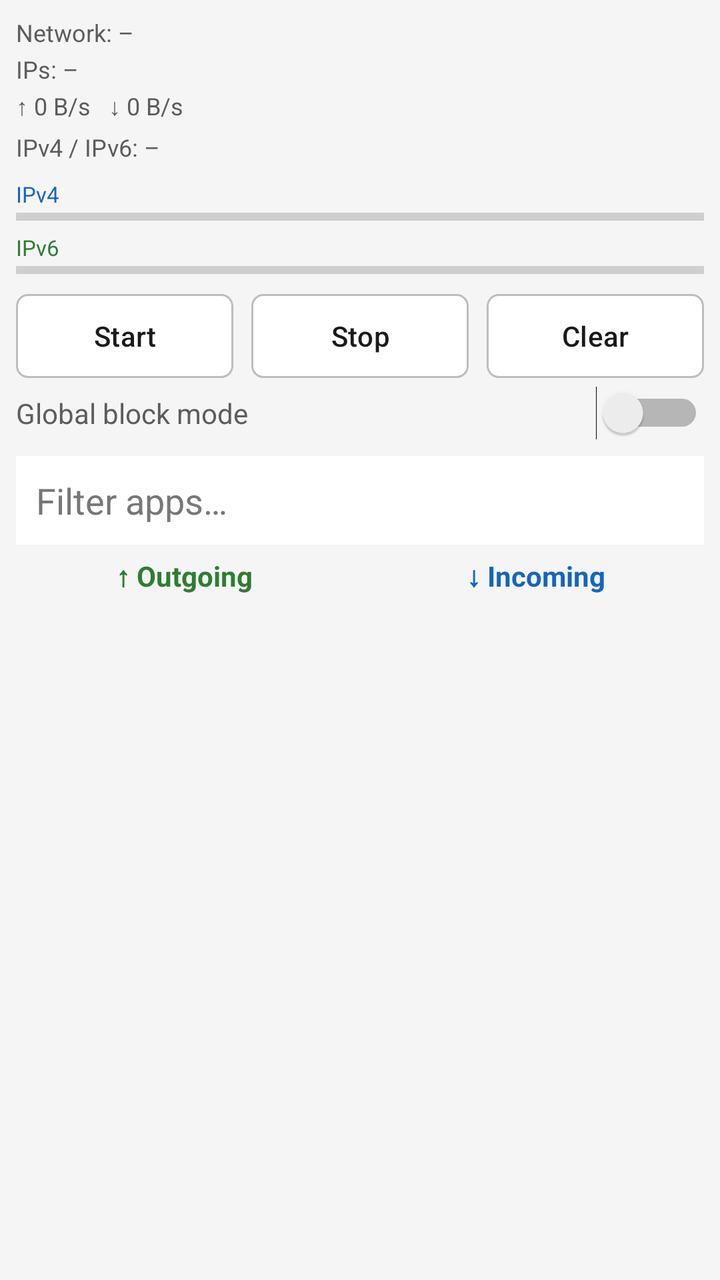
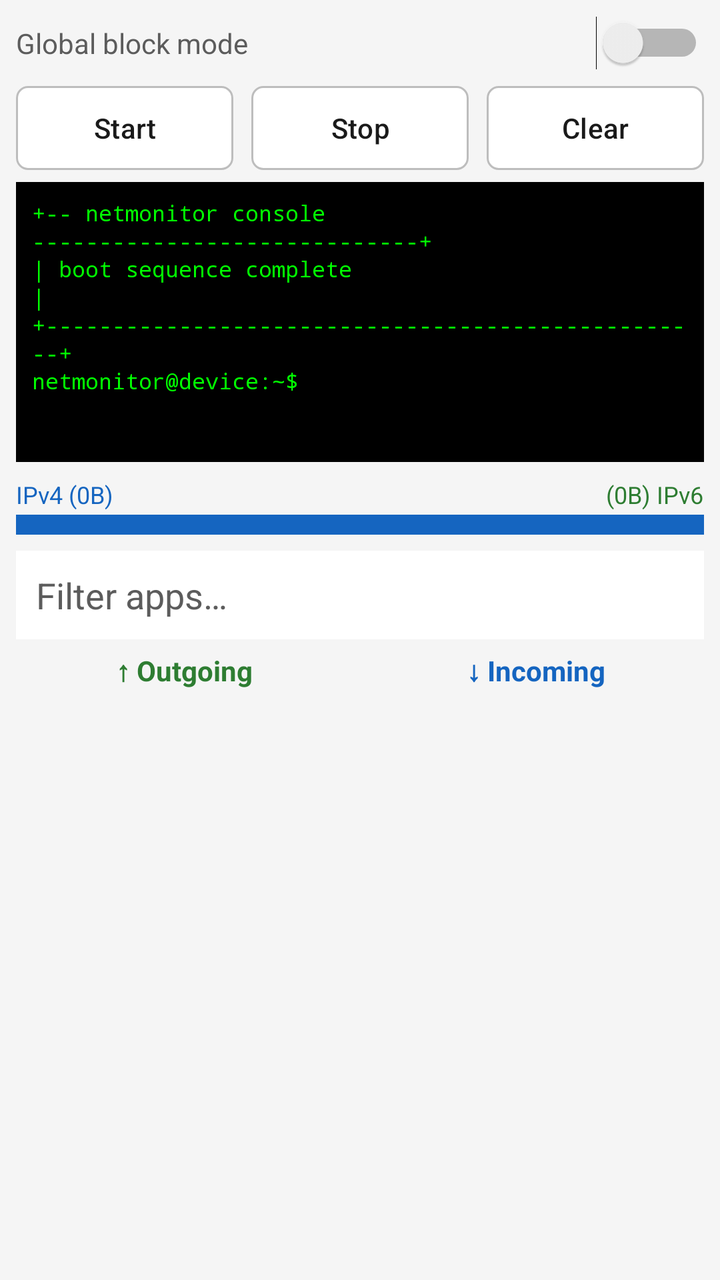

Compare the two renders of this Android layout. The source of the first and the diff that turns it into the second are given below.
<!-- AndroidManifest.xml: application theme Theme.NetMonitor -->
<!-- res/layout/fragment_monitor.xml -->
<?xml version="1.0" encoding="utf-8"?>
<LinearLayout xmlns:android="http://schemas.android.com/apk/res/android"
    android:layout_width="match_parent"
    android:layout_height="match_parent"
    android:orientation="vertical"
    android:padding="8dp"
    android:background="@color/md_theme_background">

    <TextView
        android:id="@+id/networkInfoText"
        android:layout_width="match_parent"
        android:layout_height="wrap_content"
        android:text="Network: –"
        android:textColor="@color/md_theme_on_surface_variant"
        android:textSize="12sp"
        android:paddingBottom="2dp" />

    <TextView
        android:id="@+id/ipAddressText"
        android:layout_width="match_parent"
        android:layout_height="wrap_content"
        android:text="IPs: –"
        android:textColor="@color/md_theme_on_surface_variant"
        android:textSize="12sp"
        android:paddingBottom="2dp" />

    <TextView
        android:id="@+id/speedText"
        android:layout_width="match_parent"
        android:layout_height="wrap_content"
        android:text="↑ 0 B/s   ↓ 0 B/s"
        android:textColor="@color/md_theme_on_surface_variant"
        android:textSize="12sp"
        android:paddingBottom="4dp" />

    <TextView
        android:id="@+id/ipStatsText"
        android:layout_width="match_parent"
        android:layout_height="wrap_content"
        android:text="IPv4 / IPv6: –"
        android:textColor="@color/md_theme_on_surface_variant"
        android:textSize="12sp"
        android:paddingBottom="8dp" />

    <LinearLayout
        android:layout_width="match_parent"
        android:layout_height="wrap_content"
        android:orientation="vertical"
        android:paddingBottom="8dp">

        <TextView
            android:layout_width="match_parent"
            android:layout_height="wrap_content"
            android:text="IPv4"
            android:textColor="@color/md_theme_secondary"
            android:textSize="11sp" />

        <ProgressBar
            android:id="@+id/barIpv4"
            style="?android:attr/progressBarStyleHorizontal"
            android:layout_width="match_parent"
            android:layout_height="8dp"
            android:max="100"
            android:progress="0"
            android:progressTint="@color/bar_ipv4" />

        <TextView
            android:layout_width="match_parent"
            android:layout_height="wrap_content"
            android:text="IPv6"
            android:textColor="@color/md_theme_primary"
            android:textSize="11sp"
            android:paddingTop="4dp" />

        <ProgressBar
            android:id="@+id/barIpv6"
            style="?android:attr/progressBarStyleHorizontal"
            android:layout_width="match_parent"
            android:layout_height="8dp"
            android:max="100"
            android:progress="0"
            android:progressTint="@color/bar_ipv6" />
    </LinearLayout>

    <LinearLayout
        android:layout_width="match_parent"
        android:layout_height="wrap_content"
        android:orientation="horizontal"
        android:gravity="center_vertical">

        <Button
            android:id="@+id/btnStart"
            android:layout_width="0dp"
            android:layout_height="wrap_content"
            android:layout_weight="1"
            android:layout_marginEnd="6dp"
            android:text="Start" />

        <Button
            android:id="@+id/btnStop"
            android:layout_width="0dp"
            android:layout_height="wrap_content"
            android:layout_weight="1"
            android:layout_marginStart="3dp"
            android:layout_marginEnd="3dp"
            android:text="Stop" />

        <Button
            android:id="@+id/btnClear"
            android:layout_width="0dp"
            android:layout_height="wrap_content"
            android:layout_weight="1"
            android:layout_marginStart="6dp"
            android:text="Clear" />
    </LinearLayout>

    <LinearLayout
        android:layout_width="match_parent"
        android:layout_height="wrap_content"
        android:orientation="horizontal"
        android:paddingTop="4dp"
        android:paddingBottom="8dp"
        android:gravity="center_vertical">

        <TextView
            android:layout_width="0dp"
            android:layout_height="wrap_content"
            android:layout_weight="1"
            android:text="Global block mode"
            android:textColor="@color/md_theme_on_surface_variant" />

        <Switch
            android:id="@+id/switchBlockMode"
            android:layout_width="wrap_content"
            android:layout_height="wrap_content" />
    </LinearLayout>

    <EditText
        android:id="@+id/appSearch"
        android:layout_width="match_parent"
        android:layout_height="wrap_content"
        android:hint="Filter apps…"
        android:inputType="text"
        android:maxLines="1"
        android:textColor="@color/md_theme_on_surface"
        android:textColorHint="#777777"
        android:background="@color/md_theme_surface"
        android:padding="10dp"
        android:layout_marginBottom="6dp" />

    <LinearLayout
        android:layout_width="match_parent"
        android:layout_height="0dp"
        android:layout_weight="1"
        android:orientation="horizontal">

        
        <LinearLayout
            android:layout_width="0dp"
            android:layout_height="match_parent"
            android:layout_weight="1"
            android:orientation="vertical"
            android:paddingEnd="4dp">

            <TextView
                android:layout_width="match_parent"
                android:layout_height="wrap_content"
                android:text="↑ Outgoing"
                android:textColor="@color/bar_ipv6"
                android:textStyle="bold"
                android:gravity="center_horizontal"
                android:textAlignment="center"
                android:paddingBottom="4dp" />

            <androidx.recyclerview.widget.RecyclerView
                android:id="@+id/recyclerOut"
                android:layout_width="match_parent"
                android:layout_height="match_parent" />
        </LinearLayout>

        
        <LinearLayout
            android:layout_width="0dp"
            android:layout_height="match_parent"
            android:layout_weight="1"
            android:orientation="vertical"
            android:paddingStart="4dp">

            <TextView
                android:layout_width="match_parent"
                android:layout_height="wrap_content"
                android:text="↓ Incoming"
                android:textColor="@color/bar_ipv4"
                android:textStyle="bold"
                android:gravity="center_horizontal"
                android:textAlignment="center"
                android:paddingBottom="4dp" />

            <androidx.recyclerview.widget.RecyclerView
                android:id="@+id/recyclerIn"
                android:layout_width="match_parent"
                android:layout_height="match_parent" />
        </LinearLayout>
    </LinearLayout>
</LinearLayout>
<!-- resources referenced by this layout -->
<resources>
  <color name="bar_ipv4">#1565C0</color>
  <color name="bar_ipv6">#2E7D32</color>
  <color name="md_theme_background">#F5F5F5</color>
  <color name="md_theme_on_surface">#1A1A1A</color>
  <color name="md_theme_on_surface_variant">#5C5C5C</color>
  <color name="md_theme_primary">#2E7D32</color>
  <color name="md_theme_secondary">#1565C0</color>
  <color name="md_theme_surface">#FFFFFF</color>
  <style name="Theme.NetMonitor" parent="Theme.Material3.DayNight.NoActionBar">
          <item name="colorPrimary">@color/md_theme_primary</item>
          <item name="colorOnPrimary">@color/md_theme_on_primary</item>
          <item name="colorSecondary">@color/md_theme_secondary</item>
          <item name="android:statusBarColor">@color/md_theme_surface</item>
          <item name="android:navigationBarColor">@color/md_theme_background</item>
          <item name="android:windowBackground">@color/md_theme_background</item>
          <item name="colorSurface">@color/md_theme_surface</item>
          <item name="colorOnSurface">@color/md_theme_on_surface</item>
          <item name="android:textColorPrimary">@color/md_theme_on_surface</item>
          <item name="android:textColorSecondary">@color/md_theme_on_surface_variant</item>
  
          
          <item name="materialButtonStyle">@style/Widget.NetMonitor.Button</item>
          <item name="buttonStyle">@style/Widget.NetMonitor.Button</item>
      </style>
  <color name="md_theme_on_primary">#FFFFFF</color>
  <style name="Widget.NetMonitor.Button" parent="Widget.Material3.Button.TonalButton">
          <item name="cornerRadius">6dp</item>
          <item name="android:minHeight">42dp</item>
          <item name="android:insetTop">0dp</item>
          <item name="android:insetBottom">0dp</item>
          <item name="backgroundTint">@color/md_theme_surface</item>
          <item name="android:textColor">@color/md_theme_on_surface</item>
          <item name="strokeColor">@color/md_theme_outline</item>
          <item name="strokeWidth">1dp</item>
          <item name="rippleColor">@color/md_theme_outline</item>
      </style>
  <color name="md_theme_outline">#BDBDBD</color>
</resources>

<!-- the commit's change to res/layout/fragment_monitor.xml (unified diff, before → after) -->
@@ -1,205 +1,209 @@
 <?xml version="1.0" encoding="utf-8"?>
 <LinearLayout xmlns:android="http://schemas.android.com/apk/res/android"
-    android:layout_width="match_parent"
-    android:layout_height="match_parent"
-    android:orientation="vertical"
-    android:padding="8dp"
-    android:background="@color/md_theme_background">
-
-    <TextView
-        android:id="@+id/networkInfoText"
         android:layout_width="match_parent"
-        android:layout_height="wrap_content"
-        android:text="Network: –"
-        android:textColor="@color/md_theme_on_surface_variant"
-        android:textSize="12sp"
-        android:paddingBottom="2dp" />
-
-    <TextView
-        android:id="@+id/ipAddressText"
-        android:layout_width="match_parent"
-        android:layout_height="wrap_content"
-        android:text="IPs: –"
-        android:textColor="@color/md_theme_on_surface_variant"
-        android:textSize="12sp"
-        android:paddingBottom="2dp" />
-
-    <TextView
-        android:id="@+id/speedText"
-        android:layout_width="match_parent"
-        android:layout_height="wrap_content"
-        android:text="↑ 0 B/s   ↓ 0 B/s"
-        android:textColor="@color/md_theme_on_surface_variant"
-        android:textSize="12sp"
-        android:paddingBottom="4dp" />
-
-    <TextView
-        android:id="@+id/ipStatsText"
-        android:layout_width="match_parent"
-        android:layout_height="wrap_content"
-        android:text="IPv4 / IPv6: –"
-        android:textColor="@color/md_theme_on_surface_variant"
-        android:textSize="12sp"
-        android:paddingBottom="8dp" />
-
-    <LinearLayout
-        android:layout_width="match_parent"
-        android:layout_height="wrap_content"
+        android:layout_height="match_parent"
         android:orientation="vertical"
-        android:paddingBottom="8dp">
-
-        <TextView
-            android:layout_width="match_parent"
-            android:layout_height="wrap_content"
-            android:text="IPv4"
-            android:textColor="@color/md_theme_secondary"
-            android:textSize="11sp" />
-
-        <ProgressBar
-            android:id="@+id/barIpv4"
-            style="?android:attr/progressBarStyleHorizontal"
-            android:layout_width="match_parent"
-            android:layout_height="8dp"
-            android:max="100"
-            android:progress="0"
-            android:progressTint="@color/bar_ipv4" />
-
-        <TextView
-            android:layout_width="match_parent"
-            android:layout_height="wrap_content"
-            android:text="IPv6"
-            android:textColor="@color/md_theme_primary"
-            android:textSize="11sp"
-            android:paddingTop="4dp" />
-
-        <ProgressBar
-            android:id="@+id/barIpv6"
-            style="?android:attr/progressBarStyleHorizontal"
-            android:layout_width="match_parent"
-            android:layout_height="8dp"
-            android:max="100"
-            android:progress="0"
-            android:progressTint="@color/bar_ipv6" />
-    </LinearLayout>
-
-    <LinearLayout
-        android:layout_width="match_parent"
-        android:layout_height="wrap_content"
-        android:orientation="horizontal"
-        android:gravity="center_vertical">
+        android:padding="8dp"
+        android:background="@color/md_theme_background">
+
+    
+    <LinearLayout
+            android:layout_width="match_parent"
+            android:layout_height="wrap_content"
+            android:orientation="horizontal"
+            android:gravity="center_vertical"
+            android:paddingBottom="4dp">
+
+        <TextView
+                android:layout_width="0dp"
+                android:layout_height="wrap_content"
+                android:layout_weight="1"
+                android:text="Global block mode"
+                android:textColor="@color/md_theme_on_surface_variant"
+                android:textSize="14sp" />
+
+        <Switch
+                android:id="@+id/switchBlockMode"
+                android:layout_width="wrap_content"
+                android:layout_height="wrap_content" />
+    </LinearLayout>
+
+    
+    <LinearLayout
+            android:layout_width="match_parent"
+            android:layout_height="wrap_content"
+            android:orientation="horizontal"
+            android:gravity="center_vertical"
+            android:paddingTop="4dp"
+            android:paddingBottom="6dp">
 
         <Button
-            android:id="@+id/btnStart"
-            android:layout_width="0dp"
-            android:layout_height="wrap_content"
+                android:id="@+id/btnStart"
+                android:layout_width="0dp"
+                android:layout_height="wrap_content"
+                android:layout_weight="1"
+                android:layout_marginEnd="6dp"
+                android:text="Start" />
+
+        <Button
+                android:id="@+id/btnStop"
+                android:layout_width="0dp"
+                android:layout_height="wrap_content"
+                android:layout_weight="1"
+                android:layout_marginStart="3dp"
+                android:layout_marginEnd="3dp"
+                android:text="Stop" />
+
+        <Button
+                android:id="@+id/btnClear"
+                android:layout_width="0dp"
+                android:layout_height="wrap_content"
+                android:layout_weight="1"
+                android:layout_marginStart="6dp"
+                android:text="Clear" />
+    </LinearLayout>
+
+    
+    <ScrollView
+            android:id="@+id/terminalScroll"
+            android:layout_width="match_parent"
+            android:layout_height="140dp"
+            android:background="#000000"
+            android:fillViewport="true"
+            android:padding="8dp"
+            android:layout_marginBottom="8dp"
+            android:fadeScrollbars="false"
+            android:scrollbars="vertical">
+
+        <TextView
+                android:id="@+id/terminalText"
+                android:layout_width="match_parent"
+                android:layout_height="wrap_content"
+                android:textColor="#00FF00"
+                android:textSize="11sp"
+                android:typeface="monospace"
+                android:lineSpacingExtra="1dp"
+                android:textIsSelectable="true"
+                android:text="+-- netmonitor console -----------------------------+\n| boot sequence complete                            |\n+--------------------------------------------------+\nnetmonitor@device:~$ " />
+    </ScrollView>
+
+    
+    <LinearLayout
+            android:layout_width="match_parent"
+            android:layout_height="wrap_content"
+            android:orientation="horizontal"
+            android:gravity="center_vertical"
+            android:paddingBottom="2dp">
+
+        <TextView
+                android:id="@+id/labelIpv4"
+                android:layout_width="0dp"
+                android:layout_height="wrap_content"
+                android:layout_weight="1"
+                android:text="IPv4 (0B)"
+                android:textColor="@color/bar_ipv4"
+                android:textSize="12sp" />
+
+        <TextView
+                android:id="@+id/labelIpv6"
+                android:layout_width="wrap_content"
+                android:layout_height="wrap_content"
+                android:text="(0B) IPv6"
+                android:textColor="@color/bar_ipv6"
+                android:textSize="12sp" />
+    </LinearLayout>
+
+    
+    <LinearLayout
+            android:id="@+id/barIpMix"
+            android:layout_width="match_parent"
+            android:layout_height="10dp"
+            android:orientation="horizontal"
+            android:background="@color/md_theme_outline"
+            android:layout_marginBottom="8dp">
+
+        <View
+                android:id="@+id/barPartV4"
+                android:layout_width="0dp"
+                android:layout_height="match_parent"
+                android:layout_weight="1"
+                android:background="@color/bar_ipv4" />
+
+        <View
+                android:id="@+id/barPartV6"
+                android:layout_width="0dp"
+                android:layout_height="match_parent"
+                android:layout_weight="0"
+                android:background="@color/bar_ipv6" />
+    </LinearLayout>
+
+    
+    <EditText
+            android:id="@+id/appSearch"
+            android:layout_width="match_parent"
+            android:layout_height="wrap_content"
+            android:hint="Filter apps…"
+            android:inputType="text"
+            android:maxLines="1"
+            android:textColor="@color/md_theme_on_surface"
+            android:textColorHint="@color/md_theme_on_surface_variant"
+            android:background="@color/md_theme_surface"
+            android:padding="10dp"
+            android:layout_marginBottom="6dp" />
+
+    
+    <LinearLayout
+            android:layout_width="match_parent"
+            android:layout_height="0dp"
             android:layout_weight="1"
-            android:layout_marginEnd="6dp"
-            android:text="Start" />
-
-        <Button
-            android:id="@+id/btnStop"
-            android:layout_width="0dp"
-            android:layout_height="wrap_content"
-            android:layout_weight="1"
-            android:layout_marginStart="3dp"
-            android:layout_marginEnd="3dp"
-            android:text="Stop" />
-
-        <Button
-            android:id="@+id/btnClear"
-            android:layout_width="0dp"
-            android:layout_height="wrap_content"
-            android:layout_weight="1"
-            android:layout_marginStart="6dp"
-            android:text="Clear" />
-    </LinearLayout>
-
-    <LinearLayout
-        android:layout_width="match_parent"
-        android:layout_height="wrap_content"
-        android:orientation="horizontal"
-        android:paddingTop="4dp"
-        android:paddingBottom="8dp"
-        android:gravity="center_vertical">
-
-        <TextView
-            android:layout_width="0dp"
-            android:layout_height="wrap_content"
-            android:layout_weight="1"
-            android:text="Global block mode"
-            android:textColor="@color/md_theme_on_surface_variant" />
-
-        <Switch
-            android:id="@+id/switchBlockMode"
-            android:layout_width="wrap_content"
-            android:layout_height="wrap_content" />
-    </LinearLayout>
-
-    <EditText
-        android:id="@+id/appSearch"
-        android:layout_width="match_parent"
-        android:layout_height="wrap_content"
-        android:hint="Filter apps…"
-        android:inputType="text"
-        android:maxLines="1"
-        android:textColor="@color/md_theme_on_surface"
-        android:textColorHint="#777777"
-        android:background="@color/md_theme_surface"
-        android:padding="10dp"
-        android:layout_marginBottom="6dp" />
-
-    <LinearLayout
-        android:layout_width="match_parent"
-        android:layout_height="0dp"
-        android:layout_weight="1"
-        android:orientation="horizontal">
+            android:orientation="horizontal">
 
         
         <LinearLayout
-            android:layout_width="0dp"
-            android:layout_height="match_parent"
-            android:layout_weight="1"
-            android:orientation="vertical"
-            android:paddingEnd="4dp">
+                android:layout_width="0dp"
+                android:layout_height="match_parent"
+                android:layout_weight="1"
+                android:orientation="vertical"
+                android:paddingEnd="4dp">
 
             <TextView
-                android:layout_width="match_parent"
-                android:layout_height="wrap_content"
-                android:text="↑ Outgoing"
-                android:textColor="@color/bar_ipv6"
-                android:textStyle="bold"
-                android:gravity="center_horizontal"
-                android:textAlignment="center"
-                android:paddingBottom="4dp" />
+                    android:layout_width="match_parent"
+                    android:layout_height="wrap_content"
+                    android:text="↑ Outgoing"
+                    android:textColor="@color/bar_ipv6"
+                    android:textStyle="bold"
+                    android:gravity="center_horizontal"
+                    android:textAlignment="center"
+                    android:paddingBottom="4dp" />
 
             <androidx.recyclerview.widget.RecyclerView
-                android:id="@+id/recyclerOut"
-                android:layout_width="match_parent"
-                android:layout_height="match_parent" />
+                    android:id="@+id/recyclerOut"
+                    android:layout_width="match_parent"
+                    android:layout_height="match_parent" />
         </LinearLayout>
 
         
         <LinearLayout
-            android:layout_width="0dp"
-            android:layout_height="match_parent"
-            android:layout_weight="1"
-            android:orientation="vertical"
-            android:paddingStart="4dp">
+                android:layout_width="0dp"
+                android:layout_height="match_parent"
+                android:layout_weight="1"
+                android:orientation="vertical"
+                android:paddingStart="4dp">
 
             <TextView
-                android:layout_width="match_parent"
-                android:layout_height="wrap_content"
-                android:text="↓ Incoming"
-                android:textColor="@color/bar_ipv4"
-                android:textStyle="bold"
-                android:gravity="center_horizontal"
-                android:textAlignment="center"
-                android:paddingBottom="4dp" />
+                    android:layout_width="match_parent"
+                    android:layout_height="wrap_content"
+                    android:text="↓ Incoming"
+                    android:textColor="@color/bar_ipv4"
+                    android:textStyle="bold"
+                    android:gravity="center_horizontal"
+                    android:textAlignment="center"
+                    android:paddingBottom="4dp" />
 
             <androidx.recyclerview.widget.RecyclerView
-                android:id="@+id/recyclerIn"
-                android:layout_width="match_parent"
-                android:layout_height="match_parent" />
+                    android:id="@+id/recyclerIn"
+                    android:layout_width="match_parent"
+                    android:layout_height="match_parent" />
         </LinearLayout>
     </LinearLayout>
 </LinearLayout>
